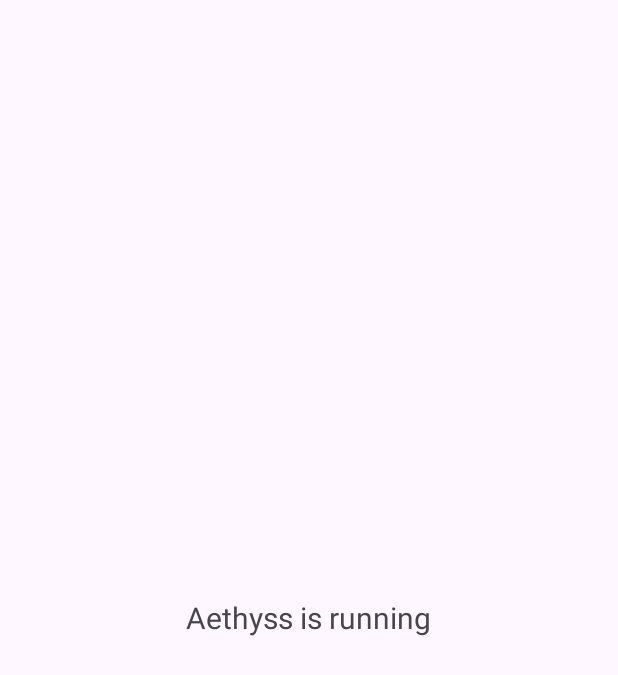
After one commit to infernointhedarkverse-dev/Aethyss, an Android app: the layout activity_main.xml on its own in the app's theme, with its tools: preview values and no code run, on a phone screen of 412 x 824 dp. The commit adds this screen. Shown: the top 675 px of the screen. Run offline under Robolectric (Android 15) with nearby library versions, the phone set to English and light mode, and no system bars.

Commit message:
Phase B fix: remove Compose, stabilize lifecycle with XML UI

```diff
--- /dev/null
+++ b/android-app/app/src/main/res/layout/activity_main.xml
@@ -0,0 +1,15 @@
+<?xml version="1.0" encoding="utf-8"?>
+<LinearLayout xmlns:android="http://schemas.android.com/apk/res/android"
+    android:layout_width="match_parent"
+    android:layout_height="match_parent"
+    android:gravity="center"
+    android:orientation="vertical">
+
+    <TextView
+        android:id="@+id/title"
+        android:layout_width="wrap_content"
+        android:layout_height="wrap_content"
+        android:text="Aethyss is running"
+        android:textSize="20sp" />
+
+</LinearLayout>
```
Also changed, not shown: android-app/app/src/main/java/com/aethyss/MainActivity.kt (+3 -15 lines).
